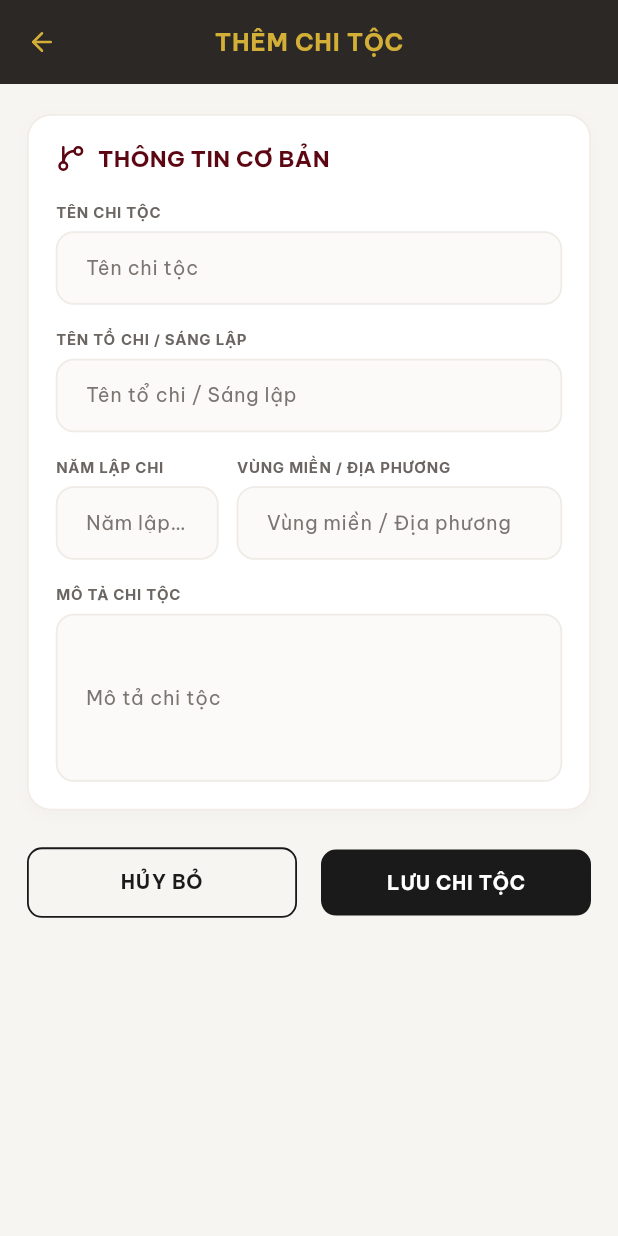
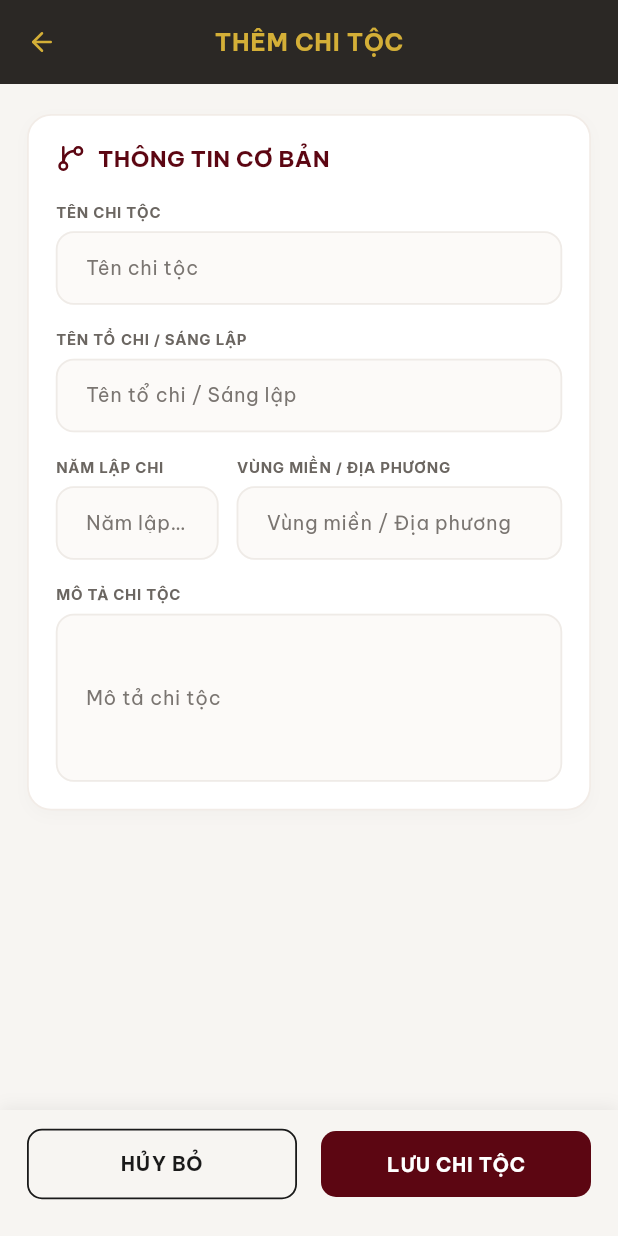
Before and after one commit to ThachDev/Huynh_Genealogy, a Flutter app: the AdminBranchFormPage screen opened directly, on a phone screen of 412 x 824 dp. Run offline on Flutter 3.47's test engine with Material 3 defaults, Android fonts, the phone set to English and light mode, and no system bars; our stand-ins replace bloc_concurrency, dartz, dio, dropdown_button2, equatable, firebase_auth and 12 more; missing offline and left inert: gal, graphview, mobile_scanner; accounts and stored records are empty.

Commit message:
refactor: unify form submission buttons using AppFormActionButtons widget across admin pages

```diff
--- a/lib/core/widgets/app_button.dart
+++ b/lib/core/widgets/app_button.dart
@@ -149,6 +149,89 @@ class AppButton extends StatelessWidget {
   }
 }
 
+class AppFormActionButtons extends StatelessWidget {
+  /// Nhãn nút lưu (mặc định 'LƯU LẠI')
+  final String saveLabel;
+
+  /// Nhãn nút hủy (mặc định 'HỦY BỎ')
+  final String cancelLabel;
+
+  /// Callback khi nhấn nút lưu
+  final VoidCallback? onSave;
+
+  /// Callback khi nhấn nút hủy — mặc định pop navigation
+  final VoidCallback? onCancel;
+
+  /// Hiển thị loading trên nút lưu
+  final bool isLoading;
+
+  const AppFormActionButtons({
+    super.key,
+    this.saveLabel = 'LƯU LẠI',
+    this.cancelLabel = 'HỦY BỎ',
+    this.onSave,
+    this.onCancel,
+    this.isLoading = false,
+  });
+
+  @override
+  Widget build(BuildContext context) {
+    return Row(
+      children: [
+        Expanded(
+          child: OutlinedButton(
+            onPressed: onCancel ?? () => Navigator.pop(context),
+            style: OutlinedButton.styleFrom(
+              padding: const EdgeInsets.symmetric(vertical: 14),
+              side: const BorderSide(color: AppColors.wood, width: 1.2),
+              shape: RoundedRectangleBorder(
+                  borderRadius: BorderRadius.circular(10)),
+            ),
+            child: Text(
+              cancelLabel,
+              style: GoogleFonts.beVietnamPro(
+                fontWeight: FontWeight.bold,
+                color: AppColors.wood,
+                fontSize: 13,
+                letterSpacing: 0.5,
+              ),
+            ),
+          ),
+        ),
+        const SizedBox(width: 16),
+        Expanded(
+          child: ElevatedButton(
+            onPressed: isLoading ? null : onSave,
+            style: ElevatedButton.styleFrom(
+              backgroundColor: AppColors.crimson,
+              foregroundColor: Colors.white,
+              elevation: 0,
+              padding: const EdgeInsets.symmetric(vertical: 14),
+              shape: RoundedRectangleBorder(
+                  borderRadius: BorderRadius.circular(10)),
+            ),
+            child: isLoading
+                ? const SizedBox(
+                    width: 20,
+                    height: 20,
+                    child: CircularProgressIndicator(
+                        color: Colors.white, strokeWidth: 2),
+                  )
+                : Text(
+                    saveLabel,
+                    style: GoogleFonts.beVietnamPro(
+                      fontWeight: FontWeight.bold,
+                      fontSize: 13,
+                      letterSpacing: 0.5,
+                    ),
+                  ),
+          ),
+        ),
+      ],
+    );
+  }
+}
+
 /// Icon button tròn dùng chung
 class AppIconButton extends StatelessWidget {
   final Widget icon;
--- a/lib/features/admin/presentation/pages/admin_dashboard/pages/admin_branch_form_page.dart
+++ b/lib/features/admin/presentation/pages/admin_dashboard/pages/admin_branch_form_page.dart
@@ -245,7 +245,10 @@ class _AdminBranchFormPageState extends State<AdminBranchFormPage> {
             );
           }
 
-          return SingleChildScrollView(
+          return Column(
+            children: [
+              Expanded(
+                child: SingleChildScrollView(
                   padding: const EdgeInsets.symmetric(horizontal: 18, vertical: 20),
                   child: Form(
                     key: _formKey,
@@ -299,56 +302,30 @@ class _AdminBranchFormPageState extends State<AdminBranchFormPage> {
                             ),
                           ],
                         ),
-                  const SizedBox(height: 24),
-                  Row(
-                    children: [
-                      Expanded(
-                        child: OutlinedButton(
-                          onPressed: () => Navigator.pop(context),
-                          style: OutlinedButton.styleFrom(
-                            padding: const EdgeInsets.symmetric(vertical: 14),
-                            side: const BorderSide(color: AppColors.wood, width: 1.2),
-                            shape: RoundedRectangleBorder(
-                                borderRadius: BorderRadius.circular(10)),
-                          ),
-                          child: Text(
-                            'HỦY BỎ',
-                            style: GoogleFonts.beVietnamPro(
-                              fontWeight: FontWeight.bold,
-                              color: AppColors.wood,
-                              fontSize: 13,
-                              letterSpacing: 0.5,
+                      ],
                     ),
                   ),
                 ),
               ),
-                      const SizedBox(width: 16),
-                      Expanded(
-                        child: ElevatedButton(
-                          onPressed: _submitForm,
-                          style: ElevatedButton.styleFrom(
-                            backgroundColor: AppColors.wood,
-                            foregroundColor: Colors.white,
-                            elevation: 0,
-                            padding: const EdgeInsets.symmetric(vertical: 14),
-                            shape: RoundedRectangleBorder(
-                                borderRadius: BorderRadius.circular(10)),
+              // Sticky bottom buttons
+              Container(
+                padding: const EdgeInsets.fromLTRB(18, 12, 18, 24),
+                decoration: BoxDecoration(
+                  color: const Color(0xFFF7F5F2),
+                  boxShadow: [
+                    BoxShadow(
+                      color: Colors.black.withValues(alpha: 0.06),
+                      blurRadius: 8,
+                      offset: const Offset(0, -2),
                     ),
-                          child: Text(
-                            'LƯU CHI TỘC',
-                            style: GoogleFonts.beVietnamPro(
-                              fontWeight: FontWeight.bold,
-                              fontSize: 13,
-                              letterSpacing: 0.5,
+                  ],
                 ),
-                          ),
+                child: AppFormActionButtons(
+                  saveLabel: 'LƯU CHI TỘC',
+                  onSave: _submitForm,
                 ),
               ),
             ],
-                  ),
-                ],
-              ),
-            ),
           );
         },
       ),
```
Also changed, not shown: lib/features/admin/presentation/pages/admin_dashboard/pages/admin_edit_profile_page.dart (+3 -18 lines), lib/features/admin/presentation/pages/admin_dashboard/pages/admin_member_form_page.dart (+65 -101 lines). Lines whose indentation alone changed are shown as unchanged.
